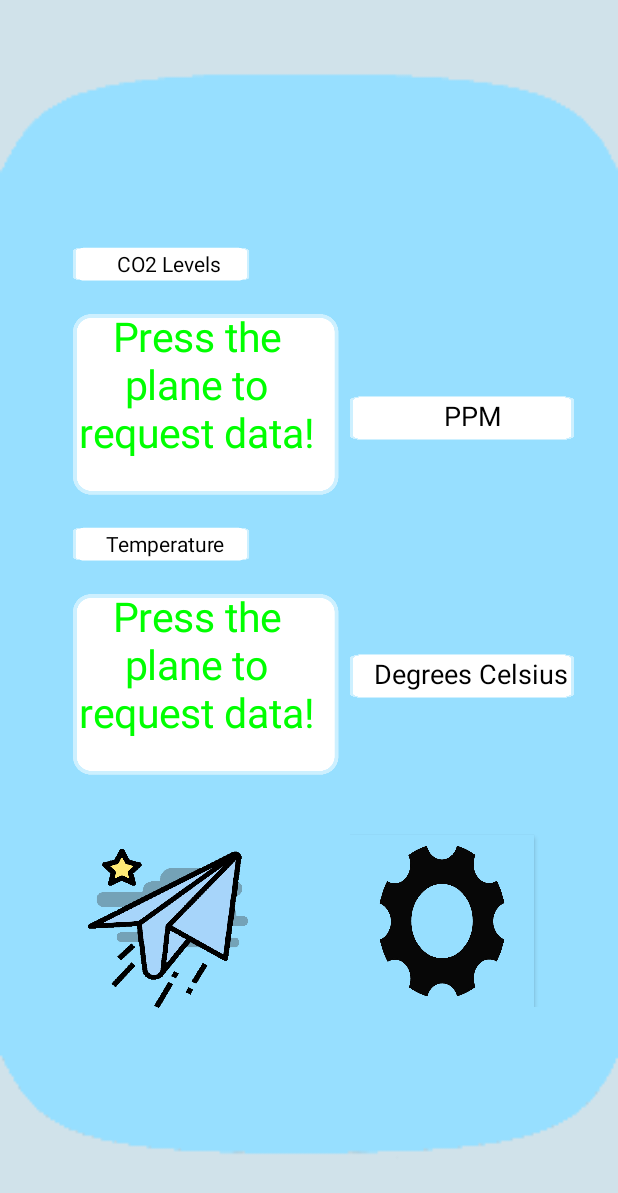
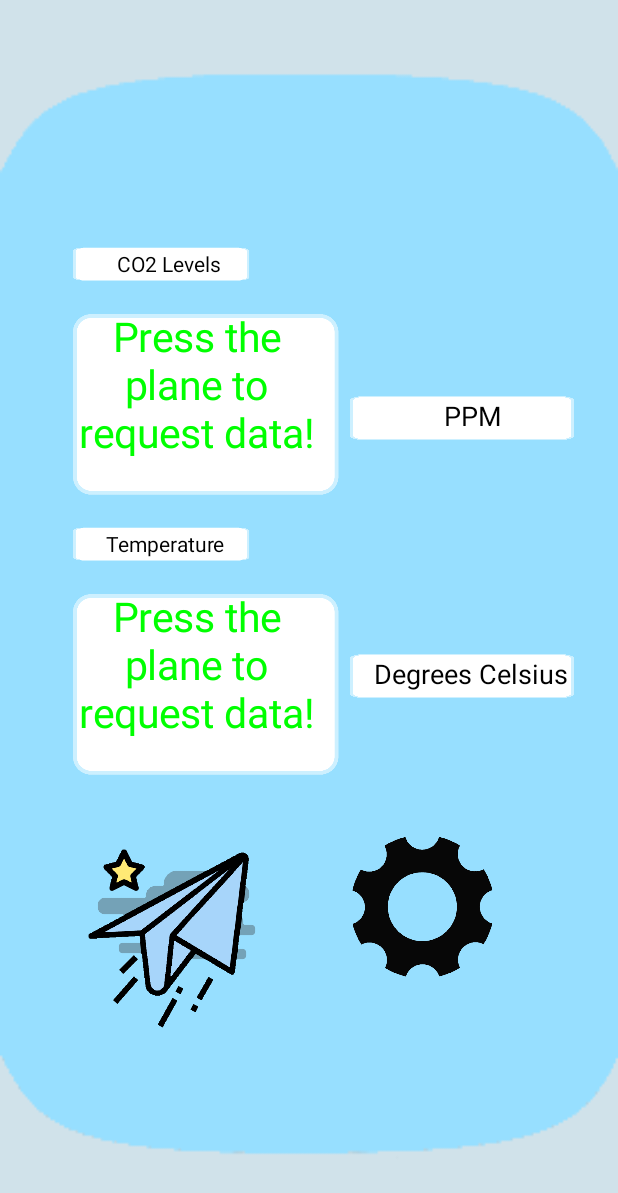
Before and after one commit to Ryker-Smith/CO2-MobileApp-red2, an Android app: the screen it shows after launch (MainActivity), on a phone screen of 412 x 824 dp. Shown: the top 1193 px of the screen. Run offline under Robolectric (Android 15) with nearby library versions, the phone set to English and light mode, and no system bars.

Commit message:
Menu images squared-off.

```diff
--- a/app/src/main/java/net/fachtnaroe/co2_mobileapp_red2/MainActivity.java
+++ b/app/src/main/java/net/fachtnaroe/co2_mobileapp_red2/MainActivity.java
@@ -128,8 +128,15 @@ public class MainActivity extends Form implements HandlesEventDispatching {
         HBlock.HeightPercent(5);
         //
         Fetch = new Button(VBlock1);
+        /* Using percentages for button/image size is more
+        likely to yield an image out of proportion.
+        Using pixel sizes maintains proportions, does not add to alignment
+        issues, and can be made easier with a variable for square button images.
         Fetch.HeightPercent(14);
-        Fetch.WidthPercent(30);
+        Fetch.WidthPercent(30); */
+        int FetchPngSize=128;
+        Fetch.Width(FetchPngSize);
+        Fetch.Height(FetchPngSize);
         Fetch.TextColor(COLOR_ORANGE);
         Fetch.Image("Fetch.png");
         Fetch.Shape(BUTTON_SHAPE_ROUNDED);
@@ -170,10 +177,14 @@ public class MainActivity extends Form implements HandlesEventDispatching {
         HBlock.WidthPercent(6);
         //
         Menu = new Button(VBlock2);
-        Menu.HeightPercent(14);
-        Menu.WidthPercent(30);
+        /* Menu.HeightPercent(14);
+        Menu.WidthPercent(30); */
+        // keep button sizes the same for better appearance, but with option to change
+        int CogsPngSize=96; // FetchPngSize;
+        Menu.Width(CogsPngSize);
+        Menu.Height(CogsPngSize);
         Menu.TextColor(COLOR_ORANGE);
-        Menu.Image("cog.png");
+        Menu.Image("cog_squaredoff.png");
         Menu.Shape(BUTTON_SHAPE_ROUNDED);
         //
         EventDispatcher.registerEventForDelegation(this, formName, "Click");
```
Also changed, not shown: app/src/main/assets/cog_squaredoff.png (added).
